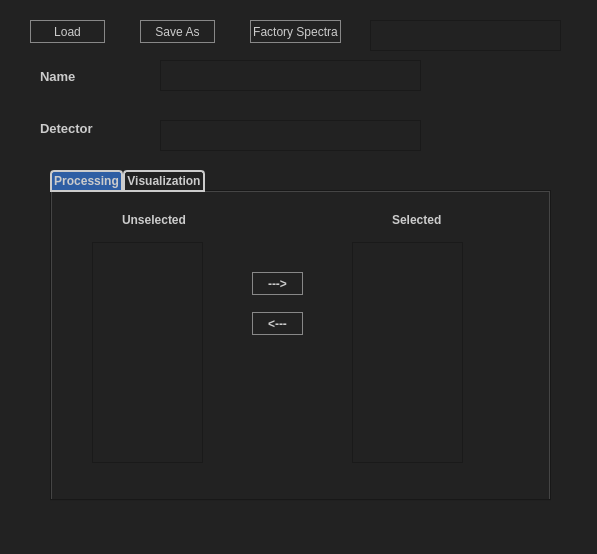
Qt form source/resources/preset_editor.ui (jaytreee/PresetEditor) before a commit.
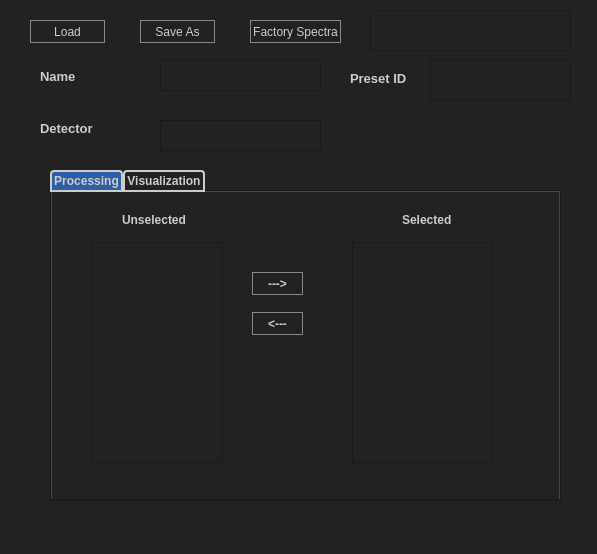
The same form after that commit.

What changed in the file:
```diff
--- a/source/resources/preset_editor.ui
+++ b/source/resources/preset_editor.ui
@@ -175,7 +175,7 @@
      <rect>
       <x>160</x>
       <y>60</y>
-      <width>261</width>
+      <width>161</width>
       <height>31</height>
      </rect>
     </property>
@@ -185,7 +185,7 @@
      <rect>
       <x>160</x>
       <y>120</y>
-      <width>261</width>
+      <width>161</width>
       <height>31</height>
      </rect>
     </property>
@@ -195,7 +195,7 @@
      <rect>
       <x>50</x>
       <y>170</y>
-      <width>501</width>
+      <width>511</width>
       <height>331</height>
      </rect>
     </property>
@@ -274,7 +274,7 @@
        <rect>
         <x>40</x>
         <y>50</y>
-        <width>111</width>
+        <width>131</width>
         <height>221</height>
        </rect>
       </property>
@@ -287,7 +287,7 @@
        <rect>
         <x>300</x>
         <y>50</y>
-        <width>111</width>
+        <width>141</width>
         <height>221</height>
        </rect>
       </property>
@@ -298,7 +298,7 @@
      <widget class="QLabel" name="selectedLabel">
       <property name="geometry">
        <rect>
-        <x>340</x>
+        <x>350</x>
         <y>20</y>
         <width>51</width>
         <height>16</height>
@@ -653,10 +653,52 @@
     <property name="geometry">
      <rect>
       <x>370</x>
-      <y>20</y>
-      <width>191</width>
-      <height>31</height>
+      <y>10</y>
+      <width>201</width>
+      <height>41</height>
      </rect>
+    </property>
+    <property name="lineWrapMode">
+     <enum>QPlainTextEdit::NoWrap</enum>
+    </property>
+    <property name="readOnly">
+     <bool>true</bool>
+    </property>
+   </widget>
+   <widget class="QLabel" name="PresetIDLabel">
+    <property name="geometry">
+     <rect>
+      <x>350</x>
+      <y>70</y>
+      <width>71</width>
+      <height>16</height>
+     </rect>
+    </property>
+    <property name="font">
+     <font>
+      <pointsize>10</pointsize>
+      <weight>75</weight>
+      <bold>true</bold>
+     </font>
+    </property>
+    <property name="toolTip">
+     <string>&lt;html&gt;&lt;head/&gt;&lt;body&gt;&lt;p&gt;Preset Identifier&lt;/p&gt;&lt;/body&gt;&lt;/html&gt;</string>
+    </property>
+    <property name="text">
+     <string>Preset ID</string>
+    </property>
+   </widget>
+   <widget class="QPlainTextEdit" name="PresetIDTextBox">
+    <property name="geometry">
+     <rect>
+      <x>430</x>
+      <y>60</y>
+      <width>141</width>
+      <height>41</height>
+     </rect>
+    </property>
+    <property name="lineWrapMode">
+     <enum>QPlainTextEdit::NoWrap</enum>
     </property>
     <property name="readOnly">
      <bool>true</bool>
```
